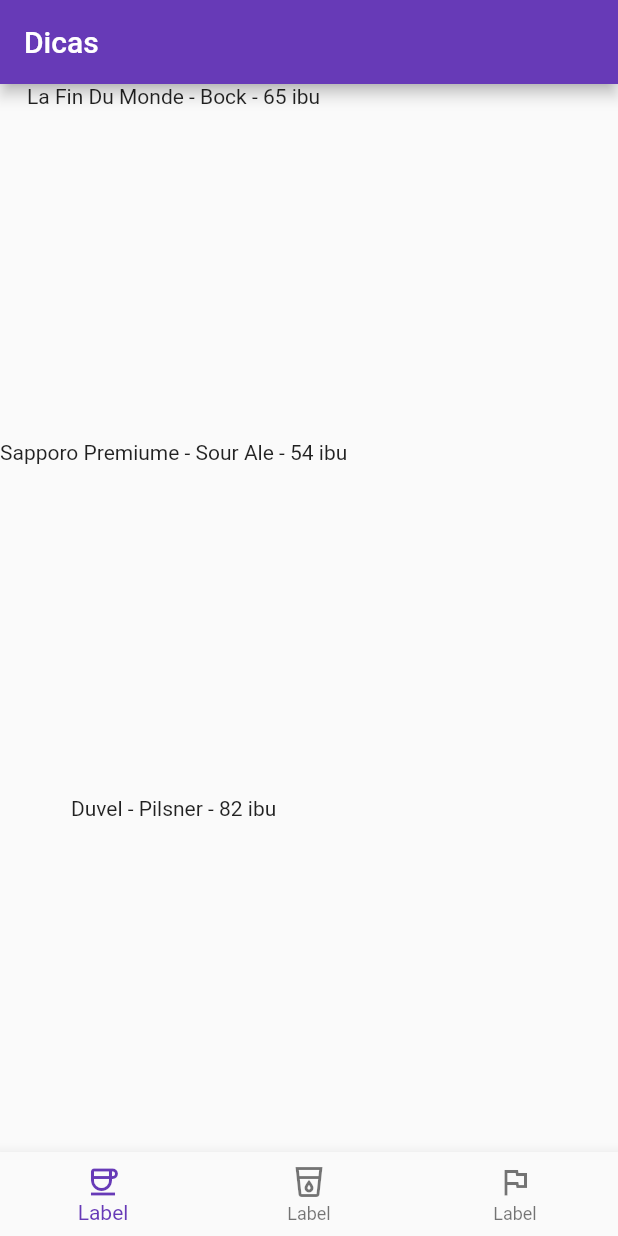
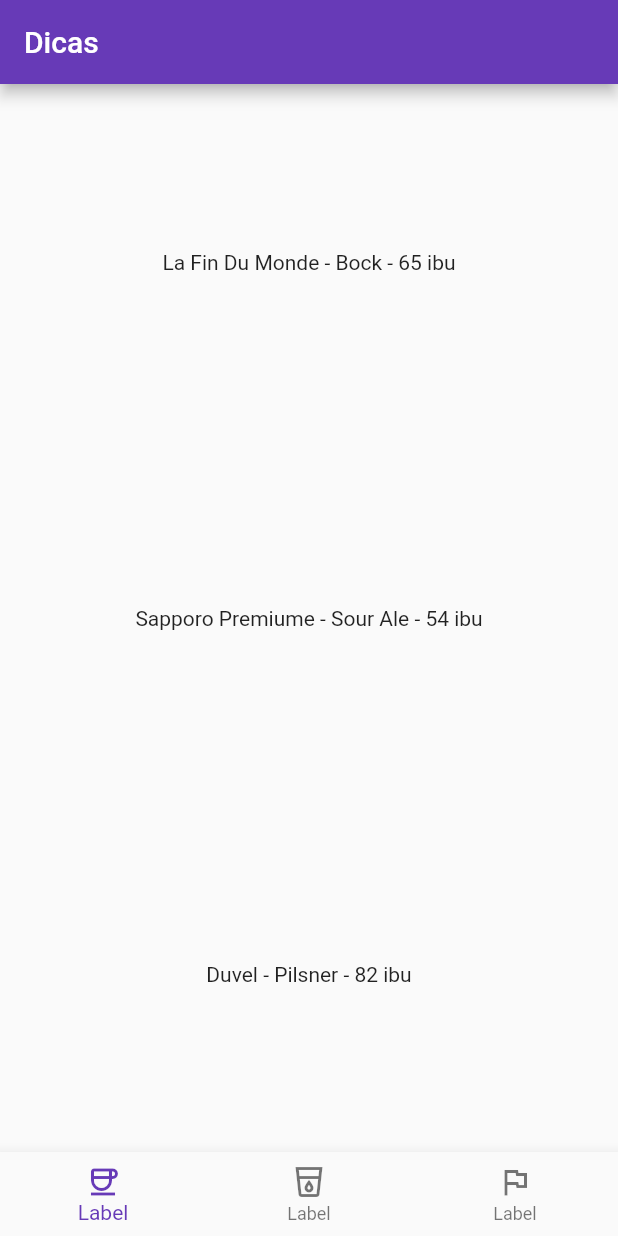
Before and after one commit to IsaKaillany/POO-Dart, a Flutter app: the screen it shows after launch, on a phone screen of 412 x 824 dp. Run offline on Flutter 3.47's test engine with Material 2 defaults, Android fonts, the phone set to English and light mode, and no system bars; our stand-ins replace transparent_image.

Commit message:
Center text no Custombody

```diff
--- a/receita_2/lib/main.dart
+++ b/receita_2/lib/main.dart
@@ -23,15 +23,15 @@
     @override
     Widget build(BuildContext context) {
         return Column(children: [
-                Expanded(
-                    child: Text("La Fin Du Monde - Bock - 65 ibu"),
-                ),
-                Expanded(
-                    child: Text("Sapporo Premiume - Sour Ale - 54 ibu"),
-                ),
-                Expanded(
-                    child: Text("Duvel - Pilsner - 82 ibu"),
-                )
+            Expanded(
+                child: Center(child: Text("La Fin Du Monde - Bock - 65 ibu"),
+            )),
+            Expanded(
+                child: Center(child: Text("Sapporo Premiume - Sour Ale - 54 ibu"),
+            )),
+            Expanded(
+                child: Center(child: Text("Duvel - Pilsner - 82 ibu"),
+            ))
         ]);
     }
 }
```
